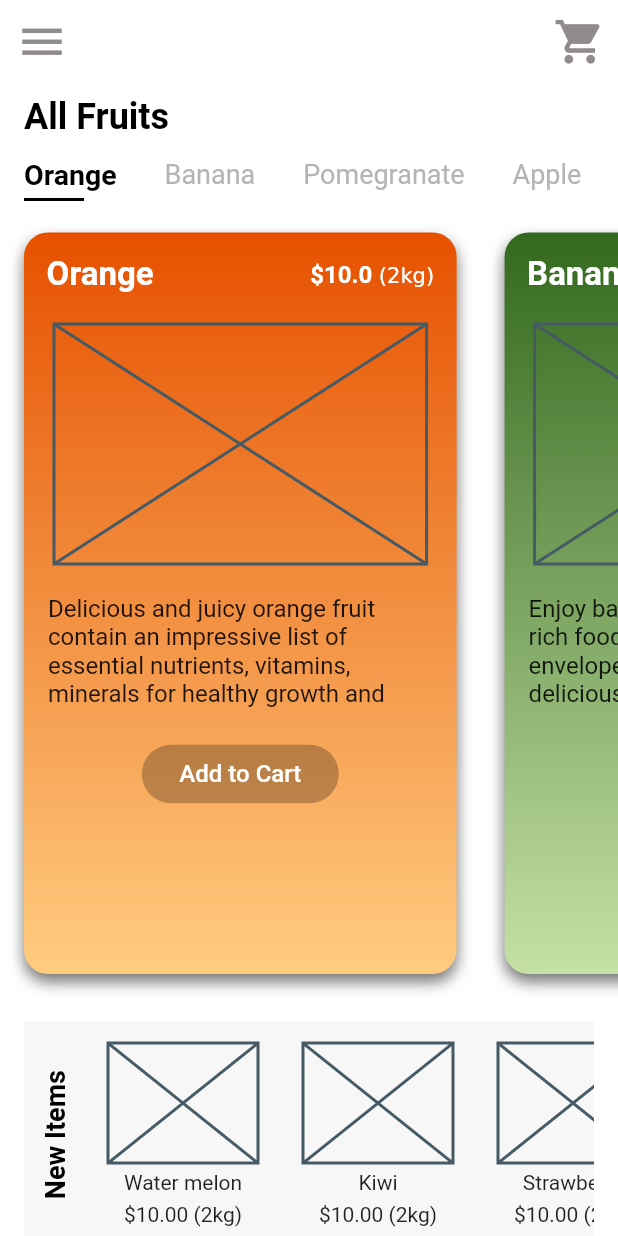
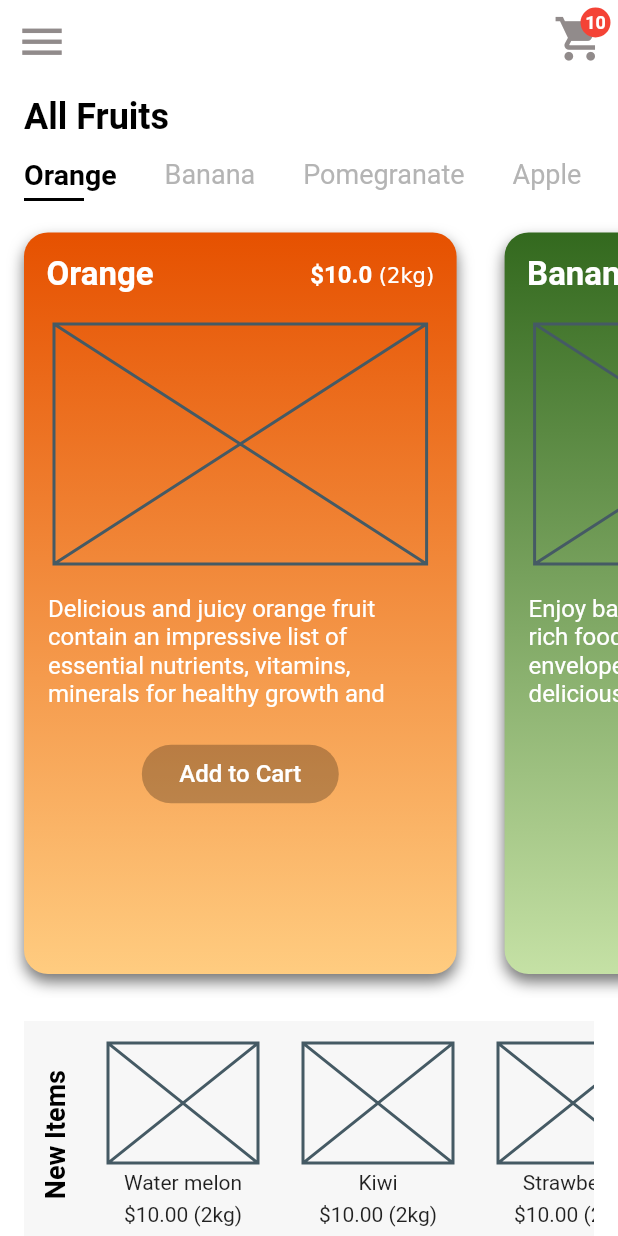
Before and after one commit to codingbbq/fruit_app, a Flutter app: the screen it shows after launch, on a phone screen of 412 x 824 dp. Run offline on Flutter 3.47's test engine with Material 2 defaults, Android fonts, the phone set to English and light mode, and no system bars.

Commit message:
Added appBar as a separate widget and added a Notification badge for the cart in appBar

```diff
--- a/lib/main.dart
+++ b/lib/main.dart
@@ -11,6 +11,7 @@ class MyApp extends StatelessWidget {
       theme: ThemeData(
         primarySwatch: Colors.orange,
       ),
+      debugShowCheckedModeBanner: false,
       home: FruitsPage()
     );
   }
--- a/lib/pages/fruit_page.dart
+++ b/lib/pages/fruit_page.dart
@@ -1,5 +1,6 @@
 import 'package:flutter/material.dart';
 import 'package:fruit_app/models/fruits.dart';
+import 'package:fruit_app/widgets/fruit_app_bar.dart';
 import 'package:fruit_app/widgets/fruit_card.dart';
 import 'package:fruit_app/widgets/fruit_links.dart';
 import 'package:fruit_app/widgets/fruit_new_items.dart';
@@ -12,24 +13,7 @@ class FruitsPage extends StatelessWidget {
   Widget build(BuildContext context) {
     return Scaffold(
       backgroundColor: Colors.white,
-      appBar: AppBar(
-        backgroundColor: Colors.white,
-        elevation: 0,
-        leading: IconButton(
-          icon: Icon(Icons.menu),
-          color: Color(0xFF918b8b),
-          onPressed: () {},
-          iconSize: 35.0,
-        ),
-        actions: <Widget>[
-          IconButton(
-            icon: Icon(Icons.shopping_cart),
-            color: Color(0xFF918b8b),
-            onPressed: () {},
-            iconSize: 35.0,
-          )
-        ],
-      ),
+      appBar: FruitAppBar(),
       body: ChangeNotifierProvider<AppState>(
         create: (_) => AppState(),
         child: SingleChildScrollView(
@@ -60,8 +44,8 @@ class FruitsPage extends StatelessWidget {
                 ),
               ),
               Container(
-                child: Consumer<AppState>(
-                  builder: (context, appState, _) => SingleChildScrollView(
+                  child: Consumer<AppState>(
+                builder: (context, appState, _) => SingleChildScrollView(
                   scrollDirection: Axis.horizontal,
                   child: Row(
                     children: <Widget>[
@@ -69,8 +53,7 @@ class FruitsPage extends StatelessWidget {
                     ],
                   ),
                 ),
-                )
-              ),
+              )),
               SizedBox(
                 height: 10.0,
               ),
--- /dev/null
+++ b/lib/widgets/fruit_app_bar.dart
@@ -0,0 +1,50 @@
+import 'package:flutter/material.dart';
+
+class FruitAppBar extends StatelessWidget with PreferredSizeWidget {
+  @override
+  Widget build(BuildContext context) {
+    return AppBar(
+        backgroundColor: Colors.white,
+        elevation: 0,
+        leading: IconButton(
+          icon: Icon(Icons.menu),
+          color: Color(0xFF918b8b),
+          onPressed: () {},
+          iconSize: 35.0,
+        ),
+        actions: <Widget>[
+          Stack(
+            children: <Widget>[
+              IconButton(
+                icon: Icon(Icons.shopping_cart),
+                color: Color(0xFF918b8b),
+                onPressed: () {},
+                iconSize: 35.0,
+              ),
+              Positioned(
+                width: 20,
+                height: 20,
+                right: 5,
+                top: 5,
+                child: Container(
+                  padding: const EdgeInsets.only(top: 3.0),
+                  decoration: BoxDecoration(
+                    color: Colors.red,
+                    borderRadius: BorderRadius.circular(20.0)
+                  ),
+                  child: Text(
+                    '10',
+                    style: TextStyle(color: Colors.white, fontWeight: FontWeight.bold, fontSize: 12.0),
+                    textAlign: TextAlign.center,
+                  ),
+                ),
+              )
+            ],
+          )
+        ],
+      );
+  }
+
+  @override
+  Size get preferredSize => Size.fromHeight(kToolbarHeight);
+}
--- a/lib/widgets/fruit_card.dart
+++ b/lib/widgets/fruit_card.dart
@@ -81,7 +81,7 @@ class FruitCard extends StatelessWidget {
                 child: Text(
                   fruit.summary,
                   maxLines: 4,
-                  style: TextStyle(fontSize: 16.0),
+                  style: TextStyle(fontSize: 16.0, color: Colors.white),
                 ),
               ),
               SizedBox(height: 20.0),
```
Also changed, not shown: 1 other file.
